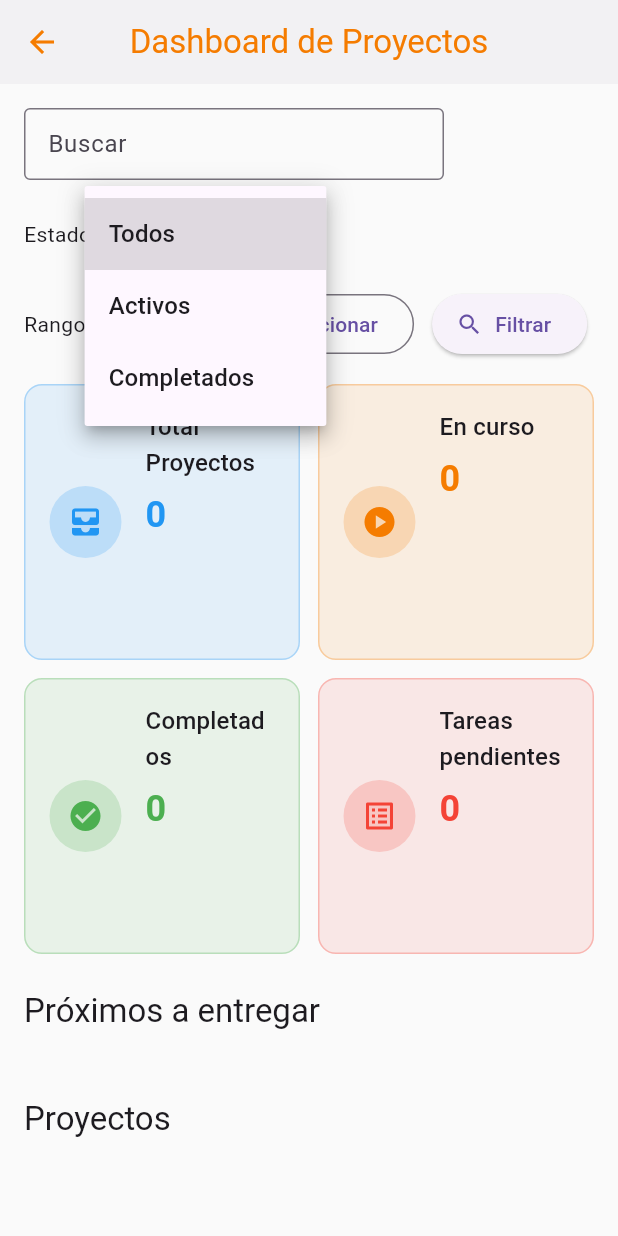
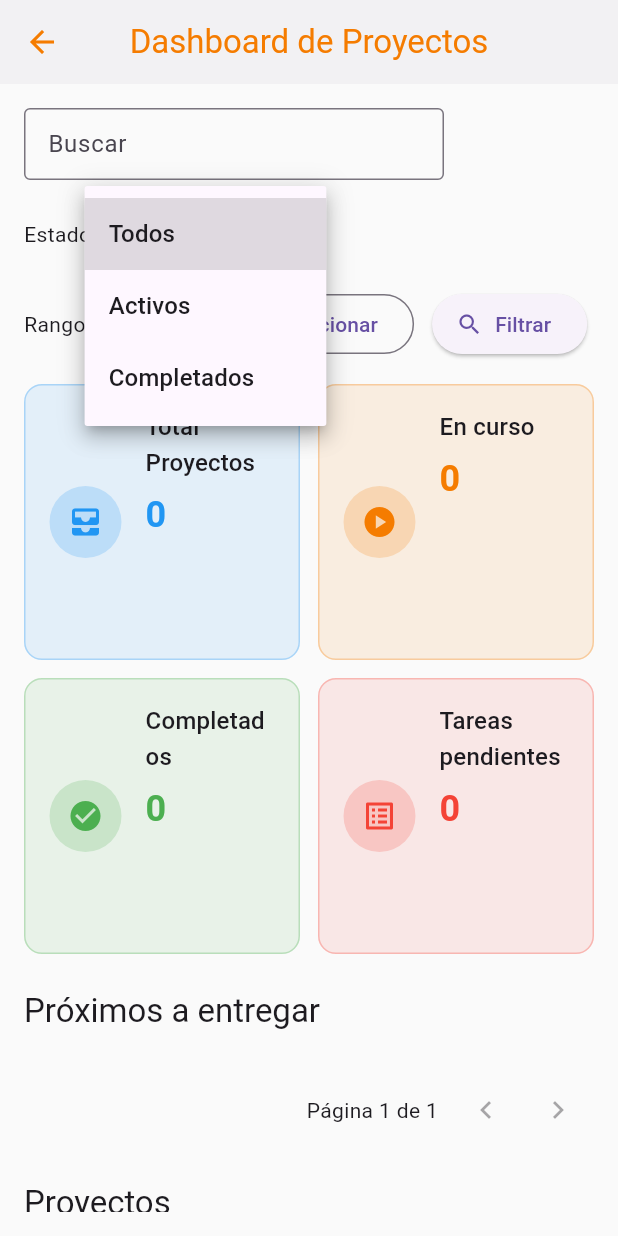
Before and after one commit to AntonyCen03/Proyecto_Sitema_Info, a Flutter app: the DashboardPage screen opened by its route, after a tap on "Todos", on a phone screen of 412 x 824 dp. Run offline on Flutter 3.47's test engine with Material 3 defaults, Android fonts, the phone set to English and light mode, and no system bars; our stand-ins replace cloud_firestore, firebase_auth, firebase_core, table_calendar; missing offline and left inert: dart:html; accounts and stored records are empty.

Commit message:
se agrego paginacion en dashboard y se cambio en reportes y dashboard que otengan informacion en tiempo real

```diff
--- a/lib/Page_Ui/reporte_dashboard/dashboard_page.dart
+++ b/lib/Page_Ui/reporte_dashboard/dashboard_page.dart
@@ -4,6 +4,7 @@ import 'proyecto_repository.dart';
 import 'widgets.dart';
 import 'package:proyecto_final/Color/Color.dart';
 import 'package:proyecto_final/Page_Ui/widgets/metro_app_bar.dart';
+import 'package:proyecto_final/Page_Ui/widgets/paginacion.dart';
 
 class DashboardPage extends StatefulWidget {
   const DashboardPage({super.key});
@@ -14,18 +15,20 @@ class DashboardPage extends StatefulWidget {
 
 class _DashboardPageState extends State<DashboardPage> {
   final _repo = const ProyectoRepository();
-  late Future<List<Proyecto>> _future;
   // filtros
   final _searchCtrl = TextEditingController();
   DateTimeRange? _range;
   String _estado = 'todos';
   String? _appliedQuery; // query aplicada al presionar botón/enter
   List<Proyecto> _cache = const [];
+  // paginación
+  static const int _pageSize = 5;
+  int _proyectosPage = 0;
+  int _proximosPage = 0;
 
   @override
   void initState() {
     super.initState();
-    _future = _repo.fetch(context);
   }
 
   @override
@@ -36,8 +39,8 @@ class _DashboardPageState extends State<DashboardPage> {
         onBackPressed: () => Navigator.pushNamedAndRemoveUntil(
             context, '/principal', (route) => false),
       ),
-      body: FutureBuilder<List<Proyecto>>(
-        future: _future,
+      body: StreamBuilder<List<Proyecto>>(
+        stream: _repo.stream(),
         builder: (context, snap) {
           if (snap.connectionState == ConnectionState.waiting) {
             return const Center(child: CircularProgressIndicator());
@@ -52,7 +55,16 @@ class _DashboardPageState extends State<DashboardPage> {
           final proximos = [...proyectos]
             ..removeWhere((p) => p.fechaEntrega == null)
             ..sort((a, b) => a.fechaEntrega!.compareTo(b.fechaEntrega!));
-          final top5 = proximos.take(5).toList();
+          // Paginación para "Próximos a entregar"
+          final pagedProx = paginateList<Proyecto>(
+            proximos,
+            page: _proximosPage,
+            pageSize: _pageSize,
+          );
+          // normalizar la página en caso de quedar fuera de rango
+          if (_proximosPage != pagedProx.currentPage) {
+            _proximosPage = pagedProx.currentPage;
+          }
 
           return Padding(
             padding: const EdgeInsets.all(16.0),
@@ -70,16 +82,31 @@ class _DashboardPageState extends State<DashboardPage> {
                       lastDate: DateTime(now.year + 5),
                       initialDateRange: _range,
                     );
-                    if (picked != null) setState(() => _range = picked);
+                    if (picked != null)
+                      setState(() {
+                        _range = picked;
+                        _proyectosPage = 0;
+                        _proximosPage = 0;
+                      });
                   },
                   onClearDateRange: _range == null
                       ? null
-                      : () => setState(() => _range = null),
+                      : () => setState(() {
+                            _range = null;
+                            _proyectosPage = 0;
+                            _proximosPage = 0;
+                          }),
                   estadoValue: _estado,
-                  onChangeEstado: (v) => setState(() => _estado = v),
+                  onChangeEstado: (v) => setState(() {
+                    _estado = v;
+                    _proyectosPage = 0;
+                    _proximosPage = 0;
+                  }),
                   onApply: () => setState(() {
                     final q = _searchCtrl.text.trim();
                     _appliedQuery = q.isEmpty ? null : q;
+                    _proyectosPage = 0;
+                    _proximosPage = 0;
                   }),
                 ),
                 const SizedBox(height: 16),
@@ -127,7 +154,7 @@ class _DashboardPageState extends State<DashboardPage> {
                     shrinkWrap: true,
                     physics: const NeverScrollableScrollPhysics(),
                     itemBuilder: (_, i) {
-                      final p = top5[i];
+                      final p = pagedProx.items[i];
                       final fecha =
                           p.fechaEntrega?.toString().split(' ').first ?? '';
                       return ListTile(
@@ -152,8 +179,20 @@ class _DashboardPageState extends State<DashboardPage> {
                       );
                     },
                     separatorBuilder: (_, __) => const Divider(height: 1),
-                    itemCount: top5.length,
+                    itemCount: pagedProx.items.length,
                   ),
+                ),
+                // Controles de página para Próximos
+                const SizedBox(height: 8),
+                PaginationControls(
+                  currentPage: _proximosPage,
+                  totalPages: pagedProx.totalPages,
+                  onPrev: _proximosPage > 0
+                      ? () => setState(() => _proximosPage--)
+                      : null,
+                  onNext: (_proximosPage < pagedProx.totalPages - 1)
+                      ? () => setState(() => _proximosPage++)
+                      : null,
                 ),
                 const SizedBox(height: 24),
                 Text('Proyectos',
@@ -161,11 +200,23 @@ class _DashboardPageState extends State<DashboardPage> {
                 const SizedBox(height: 12),
                 Builder(builder: (_) {
                   final filtered = _repo.applyFilter(_cache, _currentFilter());
+                  final paged = paginateList<Proyecto>(
+                    filtered,
+                    page: _proyectosPage,
+                    pageSize: _pageSize,
+                  );
+                  if (_proyectosPage != paged.currentPage) {
+                    // sincroniza por si el filtro cambió el total
+                    WidgetsBinding.instance.addPostFrameCallback((_) {
+                      if (mounted)
+                        setState(() => _proyectosPage = paged.currentPage);
+                    });
+                  }
                   return ListView.separated(
                     shrinkWrap: true,
                     physics: const NeverScrollableScrollPhysics(),
                     itemBuilder: (_, i) {
-                      final p = filtered[i];
+                      final p = paged.items[i];
                       final total = p.tareas.length;
                       final done = p.tareas.values.where((v) => v).length;
                       final pct = total == 0 ? 0.0 : done / total;
@@ -238,7 +289,27 @@ class _DashboardPageState extends State<DashboardPage> {
                       );
                     },
                     separatorBuilder: (_, __) => const SizedBox(height: 8),
-                    itemCount: filtered.length,
+                    itemCount: paged.items.length,
+                  );
+                }),
+                // Controles de página para Proyectos
+                const SizedBox(height: 8),
+                Builder(builder: (_) {
+                  final filtered = _repo.applyFilter(_cache, _currentFilter());
+                  final paged = paginateList<Proyecto>(
+                    filtered,
+                    page: _proyectosPage,
+                    pageSize: _pageSize,
+                  );
+                  return PaginationControls(
+                    currentPage: _proyectosPage,
+                    totalPages: paged.totalPages,
+                    onPrev: _proyectosPage > 0
+                        ? () => setState(() => _proyectosPage--)
+                        : null,
+                    onNext: (_proyectosPage < paged.totalPages - 1)
+                        ? () => setState(() => _proyectosPage++)
+                        : null,
                   );
                 }),
               ],
--- a/lib/Page_Ui/reporte_dashboard/proyecto_repository.dart
+++ b/lib/Page_Ui/reporte_dashboard/proyecto_repository.dart
@@ -8,6 +8,12 @@ class ProyectoRepository {
   Future<List<Proyecto>> fetch(BuildContext context) async {
     final raw = await api.getProyecto(context);
     return raw.map((e) => Proyecto.fromMap(e)).toList(growable: false);
+  }
+
+  Stream<List<Proyecto>> stream() {
+    return api.streamProyecto().map(
+          (raw) => raw.map((e) => Proyecto.fromMap(e)).toList(growable: false),
+        );
   }
 
   DashboardStats computeStats(List<Proyecto> proyectos) {
--- a/lib/Page_Ui/reporte_dashboard/reportes_page.dart
+++ b/lib/Page_Ui/reporte_dashboard/reportes_page.dart
@@ -14,7 +14,7 @@ class ReportesPage extends StatefulWidget {
 
 class _ReportesPageState extends State<ReportesPage> {
   final _repo = const ProyectoRepository();
-  late Future<List<Proyecto>> _future;
+  // realtime stream en vez de future
 
   // filtros
   final _searchCtrl = TextEditingController();
@@ -27,7 +27,6 @@ class _ReportesPageState extends State<ReportesPage> {
   @override
   void initState() {
     super.initState();
-    _future = _repo.fetch(context);
   }
 
   @override
@@ -72,8 +71,8 @@ class _ReportesPageState extends State<ReportesPage> {
           ),
         ],
       ),
-      body: FutureBuilder<List<Proyecto>>(
-        future: _future,
+      body: StreamBuilder<List<Proyecto>>(
+        stream: _repo.stream(),
         builder: (context, snap) {
           if (snap.connectionState == ConnectionState.waiting) {
             return const Center(child: CircularProgressIndicator());
--- /dev/null
+++ b/lib/Page_Ui/widgets/paginacion.dart
@@ -0,0 +1,77 @@
+import 'package:flutter/material.dart';
+
+// ==============================
+// Utilidades de paginación para listas en Dashboard
+// ==============================
+
+class PagedResult<T> {
+  final List<T> items;
+  final int currentPage; // página ya normalizada (clamped)
+  final int totalPages;
+  const PagedResult({
+    required this.items,
+    required this.currentPage,
+    required this.totalPages,
+  });
+}
+
+/// Pagina una lista arbitraria devolviendo el slice, la página normalizada y total de páginas.
+PagedResult<T> paginateList<T>(
+  List<T> source, {
+  required int page,
+  required int pageSize,
+}) {
+  if (pageSize <= 0) {
+    return PagedResult(items: source, currentPage: 0, totalPages: 1);
+  }
+  final totalPages = source.isEmpty ? 1 : (source.length / pageSize).ceil();
+  int current = page;
+  if (current >= totalPages) current = totalPages - 1;
+  if (current < 0) current = 0;
+  if (source.isEmpty) {
+    return PagedResult(
+        items: const [], currentPage: current, totalPages: totalPages);
+  }
+  final start = current * pageSize;
+  final end =
+      (start + pageSize) > source.length ? source.length : (start + pageSize);
+  final slice = source.sublist(start, end);
+  return PagedResult(
+      items: slice, currentPage: current, totalPages: totalPages);
+}
+
+class PaginationControls extends StatelessWidget {
+  final int currentPage; // 0-indexed
+  final int totalPages; // >= 1
+  final VoidCallback? onPrev;
+  final VoidCallback? onNext;
+
+  const PaginationControls({
+    super.key,
+    required this.currentPage,
+    required this.totalPages,
+    this.onPrev,
+    this.onNext,
+  });
+
+  @override
+  Widget build(BuildContext context) {
+    return Row(
+      mainAxisAlignment: MainAxisAlignment.end,
+      children: [
+        Text('Página ${totalPages == 0 ? 0 : currentPage + 1} de $totalPages'),
+        const SizedBox(width: 8),
+        IconButton(
+          tooltip: 'Anterior',
+          onPressed: currentPage > 0 ? onPrev : null,
+          icon: const Icon(Icons.chevron_left),
+        ),
+        IconButton(
+          tooltip: 'Siguiente',
+          onPressed: (currentPage < totalPages - 1) ? onNext : null,
+          icon: const Icon(Icons.chevron_right),
+        ),
+      ],
+    );
+  }
+}
--- a/lib/services/firebase_services.dart
+++ b/lib/services/firebase_services.dart
@@ -458,6 +458,48 @@ Future<List<Map<String, dynamic>>> getProyecto(BuildContext context) async {
   return proyectos;
 }
 
+/// Stream en tiempo real de los proyectos, con la misma normalización de getProyecto
+Stream<List<Map<String, dynamic>>> streamProyecto() {
+  return db.collection('list_proyecto').snapshots().map((querySnapshot) {
+    final proyectos = <Map<String, dynamic>>[];
+    for (final doc in querySnapshot.docs) {
+      final data = doc.data() as Map<String, dynamic>? ?? {};
+      final idProyecto = data['id_proyecto'] != null
+          ? int.tryParse(data['id_proyecto'].toString()) ?? 0
+          : 0;
+      final nombreProyecto = (data['nombre_proyecto'] ?? '').toString();
+      final descripcion = (data['descripcion'] ?? '').toString();
+      final integrantesDetalle = _toIntegrantesDetalle(data['integrante']);
+      final integrante = integrantesDetalle
+          .map((m) => (m['nombre'] ?? '').trim())
+          .where((s) => s.isNotEmpty)
+          .toList();
+      final nombreEquipo = (data['nombre_equipo'] ?? '').toString();
+      final tareas = _toTasks(data['tareas']);
+      final estado = _toBool(data['estado']);
+      final fechaCreacion = _toDate(data['fecha_creacion']);
+      final fechaEntrega = _toDate(data['fecha_entrega']);
+      final docId = doc.id;
+
+      final proyecto = {
+        'id_proyecto': idProyecto,
+        'nombre_proyecto': nombreProyecto,
+        'descripcion': descripcion,
+        'integrante': integrante,
+        'integrantes_detalle': integrantesDetalle,
+        'nombre_equipo': nombreEquipo,
+        'tareas': tareas,
+        'estado': estado,
+        'fecha_creacion': fechaCreacion,
+        'fecha_entrega': fechaEntrega,
+        'docId': docId,
+      };
+      proyectos.add(proyecto);
+    }
+    return proyectos;
+  });
+}
+
 /// Verifica si el usuario autenticado es administrador (isadmin == true)
 /// Busca al usuario en la colección `user` utilizando la lista de `getUser`
 /// y compara por email. Si no hay usuario autenticado o no se encuentra,
```
